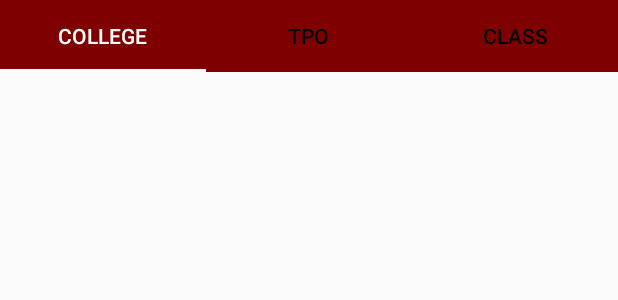
After one commit to yashdhanlobhe/GCEK, an Android app: the layout fragment_new_notification.xml on its own in the app's theme, with its tools: preview values and no code run, on a phone screen of 412 x 824 dp. The commit adds this screen. Shown: the top 300 px of the screen. Run offline under Robolectric (Android 15) with nearby library versions, the phone set to English and light mode, and no system bars.

Commit message:
added tablayout for notification

```diff
--- a/app/src/main/java/com/example/gcek/MainActivityWithLogin.java
+++ b/app/src/main/java/com/example/gcek/MainActivityWithLogin.java
@@ -27,6 +27,7 @@ import com.example.gcek.MainDrawer.DiscoverCollegeTab.DiscoverActivity;
 import com.example.gcek.MainDrawer.EventsTab.EventFragment;
 import com.example.gcek.MainDrawer.FAQTab.FAQActivity;
 import com.example.gcek.MainDrawer.MainHomeTab.HomeFragment;
+import com.example.gcek.MainDrawer.NotificationTab.NewNotificationFragment;
 import com.example.gcek.MainDrawer.NotificationTab.NotificationFragment;
 import com.example.gcek.MainDrawer.SettingTab.SettingActivity;
 import com.example.gcek.MainDrawer.ShowIDTab.ProfileActivity;
@@ -182,7 +183,7 @@ public class MainActivityWithLogin extends AppCompatActivity {
                         fragment = new HomeFragment();
                         break;
                     case R.id.nav_notifications:
-                        fragment = new NotificationFragment();
+                        fragment = new NewNotificationFragment();
                         break;
                     case R.id.nav_publicForum:
                         fragment = new publicForumFragment();
--- /dev/null
+++ b/app/src/main/res/layout/fragment_new_notification.xml
@@ -0,0 +1,45 @@
+<?xml version="1.0" encoding="utf-8"?>
+<LinearLayout xmlns:android="http://schemas.android.com/apk/res/android"
+    xmlns:tools="http://schemas.android.com/tools"
+    android:layout_width="match_parent"
+    android:layout_height="match_parent"
+    xmlns:app="http://schemas.android.com/apk/res-auto"
+    android:orientation="vertical"
+    tools:context=".MainDrawer.NotificationTab.NewNotificationFragment">
+
+    <com.google.android.material.tabs.TabLayout
+        android:layout_width="match_parent"
+        android:layout_height="wrap_content"
+        android:id="@+id/tabLayoutNotification"
+        android:background="@color/s1"
+        app:tabTextColor="@color/black"
+        app:tabIndicatorColor="@color/white"
+        app:tabSelectedTextColor="@color/white"
+        >
+        <com.google.android.material.tabs.TabItem
+            android:layout_width="wrap_content"
+            android:layout_height="wrap_content"
+            android:text="College"
+            android:id="@+id/collegeTabNotification"
+            />
+        <com.google.android.material.tabs.TabItem
+            android:layout_width="wrap_content"
+            android:layout_height="wrap_content"
+            android:text="TPO"
+            android:id="@+id/TPOTabNotification"
+            />
+        <com.google.android.material.tabs.TabItem
+            android:layout_width="wrap_content"
+            android:layout_height="wrap_content"
+            android:text="Class"
+            android:id="@+id/classTabNotification"
+            />
+    </com.google.android.material.tabs.TabLayout>
+
+    <androidx.viewpager.widget.ViewPager
+        android:layout_width="wrap_content"
+        android:layout_height="wrap_content"
+        android:id="@+id/viewPagerNotification"
+        />
+
+</LinearLayout>
--- a/app/src/main/res/layout/relativelayout.xml
+++ b/app/src/main/res/layout/relativelayout.xml
@@ -5,7 +5,7 @@
     android:id="@+id/mylayout"
     android:layout_width="match_parent"
     android:layout_height="wrap_content"
-    android:layout_margin="8dp"
+    android:layout_margin="10dp"
     android:background="@color/white"
     android:elevation="15dp"
     >
```
Also changed, not shown: app/src/main/java/com/example/gcek/MainDrawer/NotificationTab/NewNotificationFragment.java (added, +59 -0 lines), app/src/main/java/com/example/gcek/MainDrawer/NotificationTab/PageAdapter.java (added, +49 -0 lines), app/src/main/java/com/example/gcek/Notification/NotificationShowFragment.java (added, +92 -0 lines), app/src/main/res/layout/fragment_notification_show.xml (added, +17 -0 lines).
